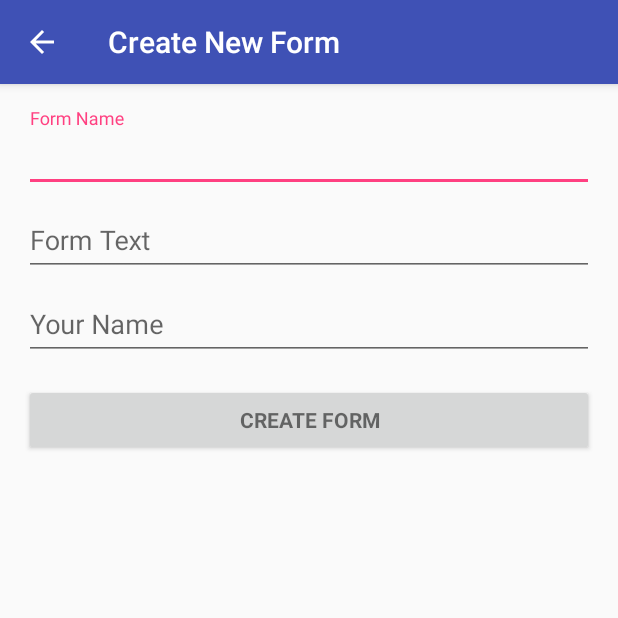
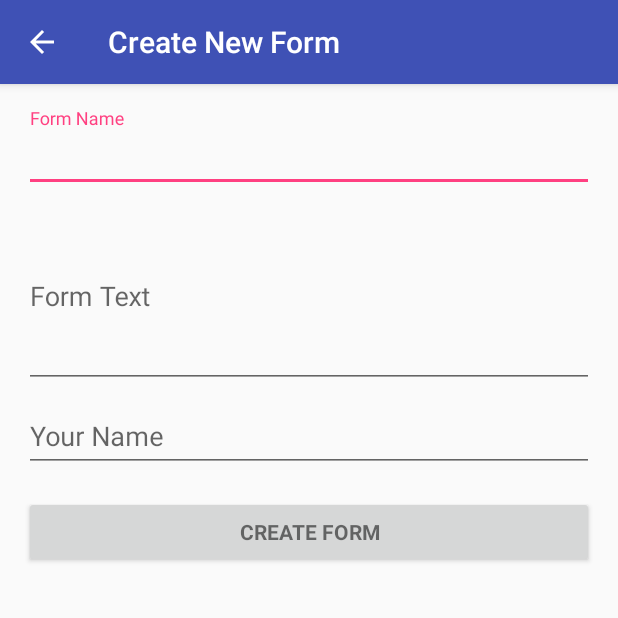
Before and after one commit to ColumCross/PermissionGranted, an Android app: the AddEditForm screen opened directly, with no data from a screen before it, on a phone screen of 412 x 824 dp, the top half of it. Run offline under Robolectric (Android 15) with nearby library versions, the phone set to English and light mode, and no system bars.

Commit message:
Increased the size of the Form Text field.

```diff
--- a/app/src/main/res/layout/activity_new_form.xml
+++ b/app/src/main/res/layout/activity_new_form.xml
@@ -52,11 +52,11 @@
                 <EditText
                     android:id="@+id/editFormText"
                     android:layout_width="match_parent"
-                    android:layout_height="wrap_content"
+                    android:layout_height="120dp"
                     android:hint="@string/prompt_form"
                     android:imeActionId="@+id/editFormText"
                     android:imeOptions="actionUnspecified"
-                    android:inputType="text"
+                    android:inputType="textMultiLine"
                     android:maxLines="5"
                     android:singleLine="true" />
 
--- a/build.gradle
+++ b/build.gradle
@@ -7,7 +7,7 @@ buildscript {
         jcenter()
     }
     dependencies {
-        classpath 'com.android.tools.build:gradle:3.0.1'
+        classpath 'com.android.tools.build:gradle:4.0.0'
 
 
         // NOTE: Do not place your application dependencies here; they belong
```
Also changed, not shown: gradle/wrapper/gradle-wrapper.properties.
